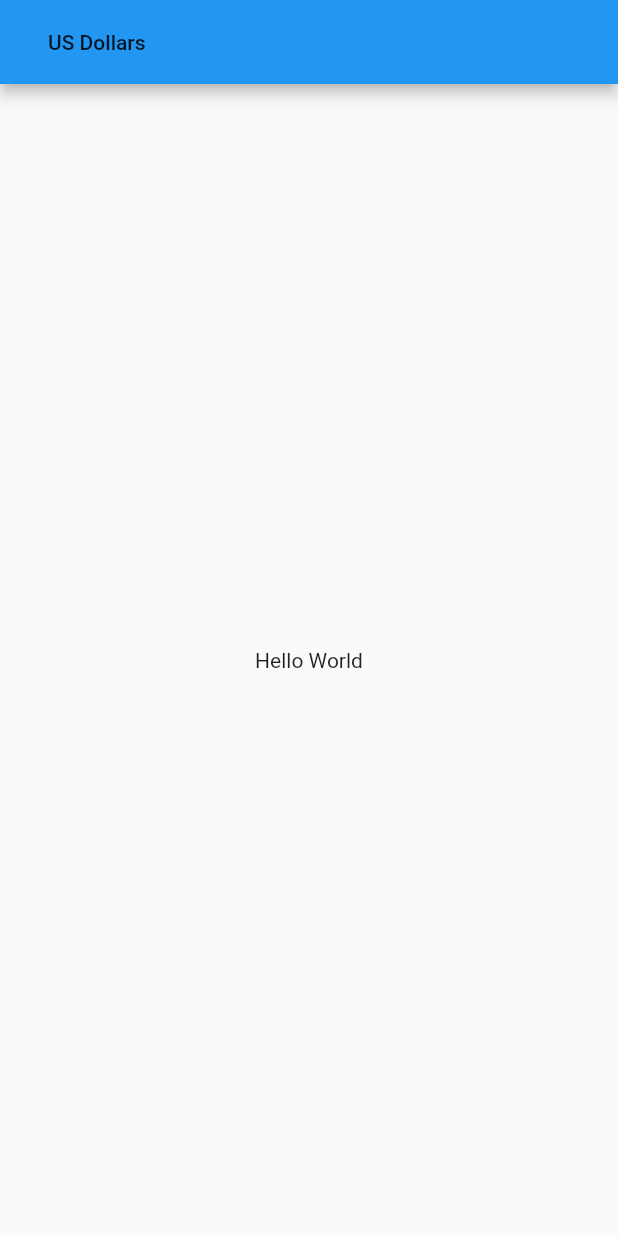
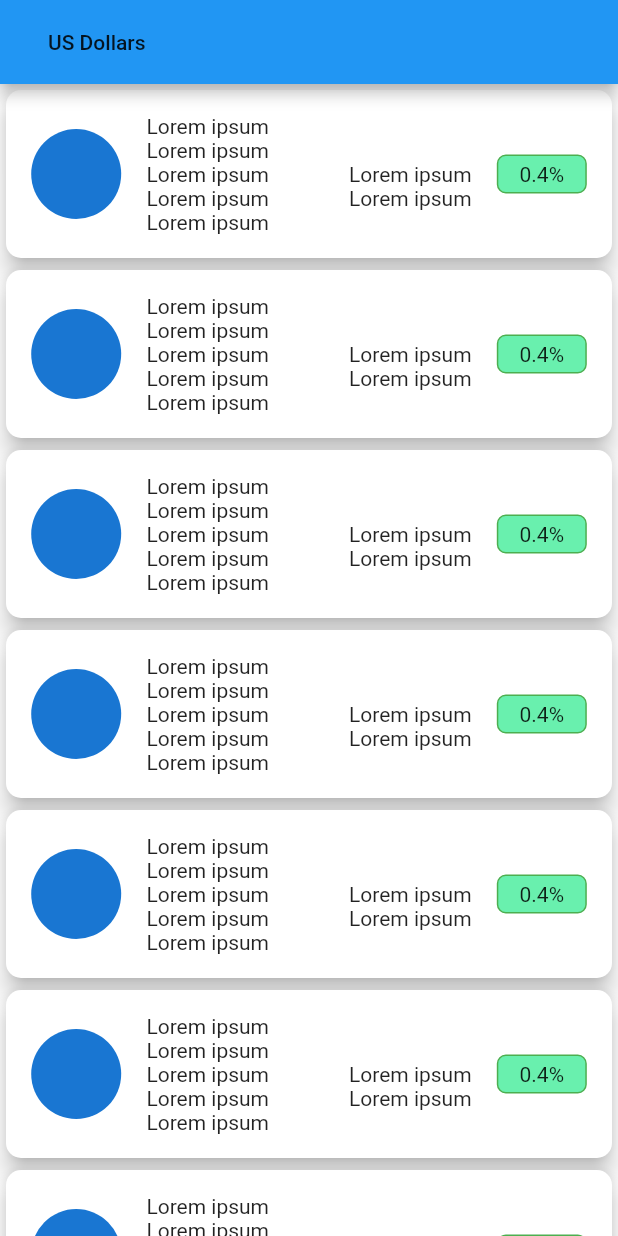
Before and after one commit to deb-95/crypto-tracker, a Flutter app: the screen it shows after launch, on a phone screen of 412 x 824 dp. Run offline on Flutter 3.47's test engine with Material 2 defaults, Android fonts, the phone set to English and light mode, and no system bars; our stand-ins replace bloc, easy_localization, equatable, flutter_bloc.

Commit message:
added placeholder cards

```diff
--- a/lib/features/overview/presentation/screens/overview_screen.dart
+++ b/lib/features/overview/presentation/screens/overview_screen.dart
@@ -1,5 +1,5 @@
+import 'package:cryptotracker/features/overview/presentation/widgets/crypto_cards.dart';
 import 'package:cryptotracker/features/overview/presentation/widgets/currency_title.dart';
-import 'package:easy_localization/easy_localization.dart';
 import 'package:flutter/cupertino.dart';
 import 'package:flutter/material.dart';
 
@@ -10,10 +10,12 @@ class OverviewScreen extends StatelessWidget {
       appBar: AppBar(
         title: CurrencyTitle(),
       ),
-      body: Center(
-        child: Container(
-          child: Text('${tr("hello_world")}'),
-        ),
+      body: Column(
+        children: [
+          Expanded(
+            child: CryptoCards(),
+          ),
+        ],
       ),
     );
   }
--- /dev/null
+++ b/lib/features/overview/presentation/widgets/crypto_card.dart
@@ -0,0 +1,82 @@
+import 'package:flutter/material.dart';
+
+class CryptoCard extends StatelessWidget {
+  @override
+  Widget build(BuildContext context) {
+    return Card(
+      elevation: 6,
+      shape: RoundedRectangleBorder(
+        borderRadius: BorderRadius.circular(10.0),
+      ),
+      child: Padding(
+        padding: const EdgeInsets.all(8.0),
+        child: Row(
+          children: [
+            Expanded(
+              child: Column(
+                children: [
+                  CircleAvatar(
+                    maxRadius: 30,
+                  )
+                ],
+              ),
+            ),
+            Expanded(
+              flex: 3,
+              child: Padding(
+                padding: const EdgeInsets.all(8.0),
+                child: Column(
+                  crossAxisAlignment: CrossAxisAlignment.start,
+                  children: [
+                    Text('Lorem ipsum'),
+                    Text('Lorem ipsum'),
+                    Row(
+                      mainAxisAlignment: MainAxisAlignment.spaceBetween,
+                      children: [
+                        Column(
+                          children: [
+                            Text('Lorem ipsum'),
+                            Text('Lorem ipsum'),
+                          ],
+                        ),
+                        SizedBox(
+                          width: 10,
+                        ),
+                        Column(
+                          children: [
+                            Text('Lorem ipsum'),
+                            Text('Lorem ipsum'),
+                          ],
+                        )
+                      ],
+                    ),
+                    Text('Lorem ipsum'),
+                  ],
+                ),
+              ),
+            ),
+            Expanded(
+              child: Column(
+                children: [
+                  Container(
+                    width: 60,
+                    alignment: Alignment.center,
+                    decoration: BoxDecoration(
+                      color: Colors.greenAccent,
+                      borderRadius: BorderRadius.circular(6),
+                      border: Border.all(color: Colors.green),
+                    ),
+                    child: Padding(
+                      padding: const EdgeInsets.all(4.0),
+                      child: Text('0.4%'),
+                    ),
+                  )
+                ],
+              ),
+            )
+          ],
+        ),
+      ),
+    );
+  }
+}
--- /dev/null
+++ b/lib/features/overview/presentation/widgets/crypto_cards.dart
@@ -0,0 +1,12 @@
+import 'package:cryptotracker/features/overview/presentation/widgets/crypto_card.dart';
+import 'package:flutter/material.dart';
+
+class CryptoCards extends StatelessWidget {
+  @override
+  Widget build(BuildContext context) {
+    return ListView.builder(
+      itemBuilder: (context, item) => CryptoCard(),
+      itemCount: 10,
+    );
+  }
+}
--- a/lib/features/overview/presentation/widgets/currency_title.dart
+++ b/lib/features/overview/presentation/widgets/currency_title.dart
@@ -25,7 +25,10 @@ class CurrencyTitle extends StatelessWidget {
                   CurrencySelector(),
                 ],
                 shape: RoundedRectangleBorder(
-                    borderRadius: BorderRadius.all(Radius.circular(20.0))),
+                  borderRadius: BorderRadius.all(
+                    Radius.circular(20.0),
+                  ),
+                ),
               ),
             );
           },
```
